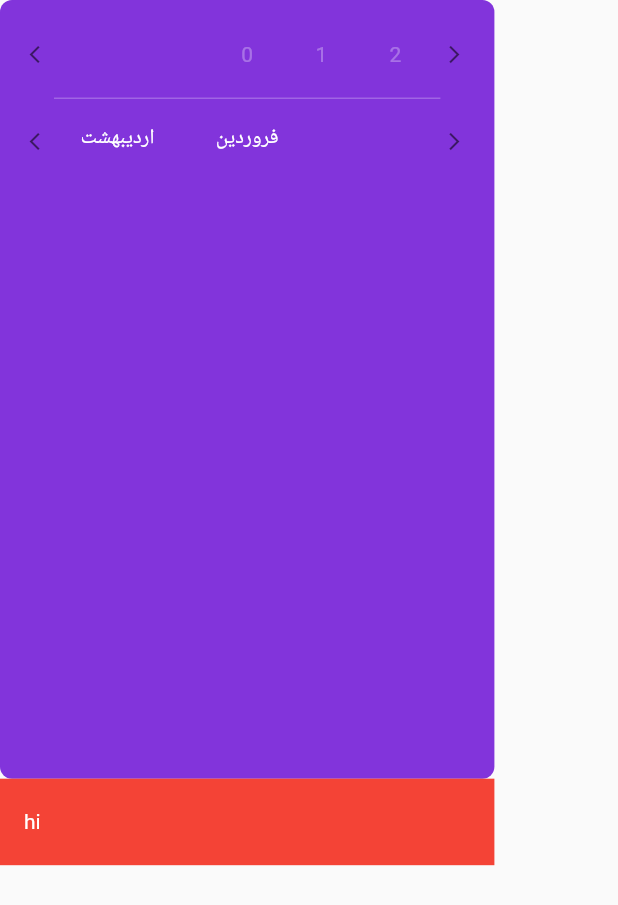
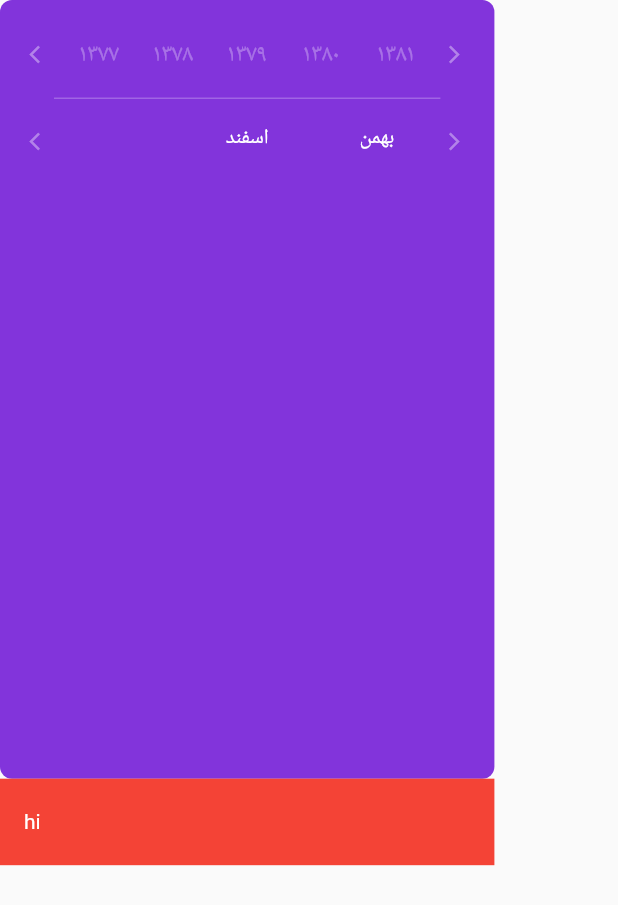
Before and after one commit to Abiri99/PersianDatePicker, a Flutter app: what pdp() shows on an empty page, opened directly, on a phone screen of 412 x 824 dp. Shown: the top 905 px of the screen. Run offline on Flutter 3.47's test engine with Material 2 defaults, Android fonts, the phone set to English and light mode, and no system bars.

Commit message:
Years initial page and rendering in slider fixed

```diff
--- a/lib/components/persian_date_picker.dart
+++ b/lib/components/persian_date_picker.dart
@@ -3,9 +3,9 @@ import 'package:flutter/material.dart';
 
 class pdp extends StatefulWidget {
   PageController _yearController =
-      PageController(viewportFraction: 0.2, initialPage: 0);
+      PageController(viewportFraction: 0.2, initialPage: 379);
   PageController _monthController =
-      PageController(viewportFraction: 0.35, initialPage: 0);
+      PageController(viewportFraction: 0.35, initialPage: 1000);
 
   String replaceFarsiNumber(String input) {
     const english = ['0', '1', '2', '3', '4', '5', '6', '7', '8', '9'];
@@ -160,18 +160,19 @@ class _pdpState extends State<pdp> {
                         color: index == _selectedYear
                             ? Colors.white
                             : Colors.white30,
-                        fontSize: index == _selectedYear ? 18 : 14,
+                        fontSize: index == _selectedYear ? 20 : 16,
                       );
+                      var newIndex = index + 1000;
                       return Align(
                         alignment: Alignment.center,
                         child: Text(
-                          index.toString(),
+                          widget.replaceFarsiNumber(newIndex.toString()),
                           textAlign: TextAlign.center,
                           style: style,
                         ),
                       );
                     },
-                    itemCount: 12,
+                    itemCount: 2000,
                   ),
                 ),
                 Container(
--- a/lib/components/slider.dart
+++ b/lib/components/slider.dart
@@ -23,7 +23,7 @@ class _sliderState extends State<slider> {
             Icon(
               Icons.arrow_back_ios,
               size: 14,
-              color: Colors.black54,
+              color: Colors.white38,
             ),
             Container(
               width: MediaQuery.of(context).size.width * 0.6,
@@ -50,7 +50,7 @@ class _sliderState extends State<slider> {
             Icon(
               Icons.arrow_forward_ios,
               size: 14,
-              color: Colors.black54,
+              color: Colors.white38,
             ),
           ],
         ));
```
